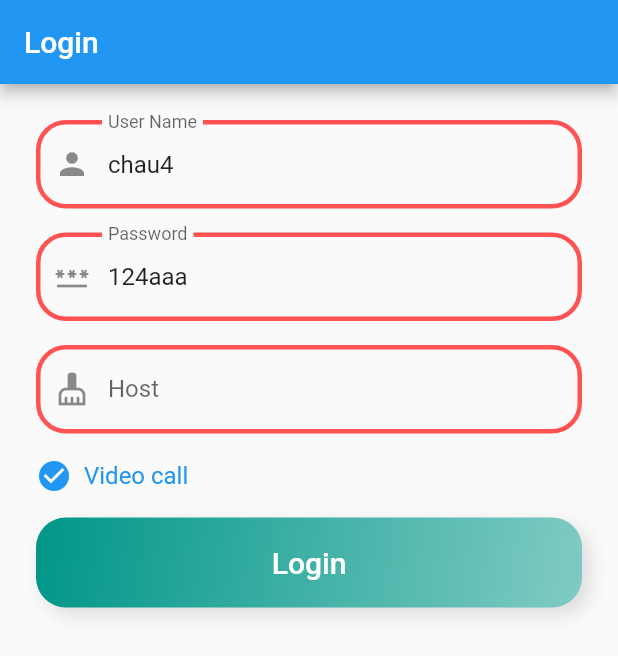
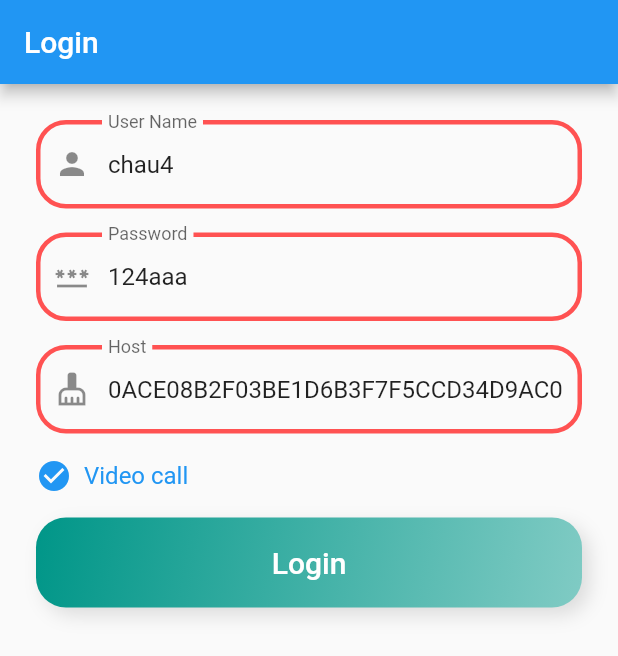
Before and after one commit to VIHATTeam/OMICALL-Flutter-SDK, a Flutter app: the screen it shows after launch, on a phone screen of 412 x 824 dp. Shown: the top 656 px of the screen. Run offline on Flutter 3.47's test engine with Material 2 defaults, Android fonts, the phone set to English and light mode, and no system bars; our stand-ins replace firebase_core, firebase_messaging, flutter_easyloading, flutter_svg, permission_handler, shared_preferences; missing offline and left inert: easy_dialog; accounts and stored records are empty.

```diff
--- a/OMICALL-Flutter-SDK-Sample/lib/screens/login/login_apikey_screen.dart
+++ b/OMICALL-Flutter-SDK-Sample/lib/screens/login/login_apikey_screen.dart
@@ -27,7 +27,7 @@ class _LoginScreenState extends State<LoginApiKeyScreen> {
         ? '124aaa'
         : '123aaa';
   late final TextEditingController _apiKeyController = TextEditingController()
-    ..text = '';
+    ..text = '0ACE08B2F03BE1D6B3F7F5CCD34D9AC08CB92976E2AB6CEE6EA38C5C96F1B858';
   bool _supportVideoCall = true;
   TextStyle basicStyle = const TextStyle(
     color: Colors.white,
--- a/OMICALL-Flutter-SDK-Sample/pubspec.yaml
+++ b/OMICALL-Flutter-SDK-Sample/pubspec.yaml
@@ -29,7 +29,7 @@ dependencies:
   firebase_messaging: 14.6.0
   firebase_core: 2.12.0
   flutter_svg:
-  device_info_plus: 9.0.0
+  device_info_plus: 8.2.2
   permission_handler: 10.2.0
   shared_preferences: 2.1.1
   flutter_easyloading: 3.0.5
--- a/pubspec.yaml
+++ b/pubspec.yaml
@@ -1,6 +1,6 @@
 name: omicall_flutter_plugin
 description: OmiKit Flutter is wrapper SDK for OmiCall for Application easy integrate features of Omicall Like Call App2App/App2Phone, Video Call.
-version: 2.6.2
+version: 2.6.3
 homepage: https://github.com/VIHATTeam/OMICALL-Flutter-SDK
 
 environment:
```
Also changed, not shown: 5 other files.
